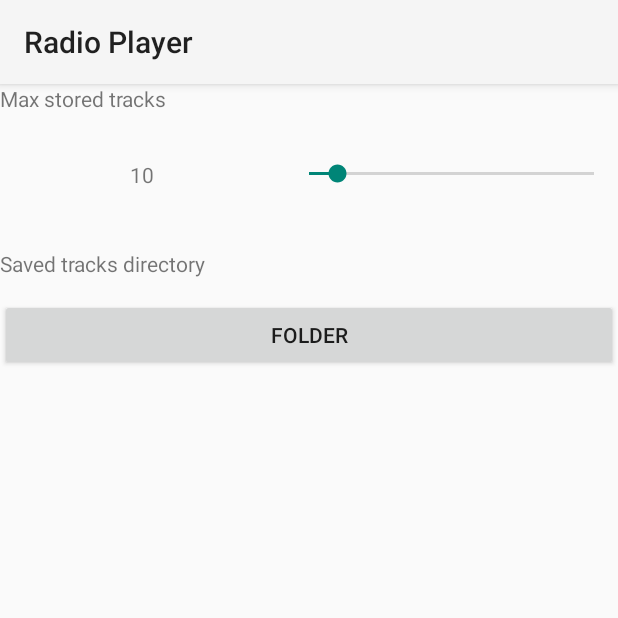
After one commit to moevm/adfmp1h22-player, an Android app: the SettingsActivity screen opened directly, with no data from a screen before it, on a phone screen of 412 x 824 dp, the top half of it. The commit adds this screen. Run offline under Robolectric (Android 15) with nearby library versions, the phone set to English and light mode, and no system bars.

Commit message:
Only SettingsActivity

```diff
--- a/app/build.gradle
+++ b/app/build.gradle
@@ -1,6 +1,7 @@
 plugins {
     id 'com.android.application'
     id 'org.jetbrains.kotlin.android'
+    id 'kotlin-android-extensions'
 }
 
 android {
--- /dev/null
+++ b/app/src/main/java/com/github/moevm/adfmp1h22_player/SettingsActivity.kt
@@ -0,0 +1,100 @@
+package com.github.moevm.adfmp1h22_player
+
+import android.Manifest
+import android.content.Context
+import android.content.Intent
+import android.content.SharedPreferences
+import android.content.pm.PackageManager
+import android.os.Build
+import android.os.Bundle
+import android.util.Log
+import android.widget.SeekBar
+import androidx.appcompat.app.AppCompatActivity
+import androidx.core.app.ActivityCompat
+import kotlinx.android.synthetic.main.activity_settings.*
+
+
+class SettingsActivity : AppCompatActivity() {
+
+    fun isStoragePermissionGranted(): Boolean {
+        if (Build.VERSION.SDK_INT >= Build.VERSION_CODES.M) {
+            if (checkSelfPermission(Manifest.permission.WRITE_EXTERNAL_STORAGE) == PackageManager.PERMISSION_GRANTED){
+                return true
+            } else {
+                Log.d("TAG", "Permission is revoked")
+                ActivityCompat.requestPermissions(this, arrayOf(Manifest.permission.WRITE_EXTERNAL_STORAGE), 1)
+                return false
+            }
+        } else return true
+    }
+
+
+
+
+    var pref : SharedPreferences? = null
+
+    override fun onCreate(savedInstanceState: Bundle?) {
+        super.onCreate(savedInstanceState)
+        setContentView(R.layout.activity_settings)
+
+        pref = getSharedPreferences("Table", Context.MODE_PRIVATE)
+        val countTracks = pref?.getInt("progress", 10)!!
+        val folder = pref?.getString("folder", "Folder")!!
+        button.setText(folder)
+
+        seekBar.progress = countTracks
+        progressSeekBar.text = seekBar.progress.toString()
+        seekBar.setOnSeekBarChangeListener(object : SeekBar.OnSeekBarChangeListener{
+            override fun onProgressChanged(p0: SeekBar?, p1: Int, p2: Boolean) {
+                progressSeekBar.text = p0?.progress.toString()
+                pref?.edit()?.putInt("progress", p0?.progress.toString().toInt())?.apply()
+            }
+
+            override fun onStartTrackingTouch(p0: SeekBar?) {
+            }
+
+            override fun onStopTrackingTouch(p0: SeekBar?) {
+            }
+
+        })
+
+        button.setOnClickListener {
+            if(isStoragePermissionGranted()){
+                Log.d("TAG", "OPEN FILES MANAGER")
+                var intent = Intent(Intent.ACTION_OPEN_DOCUMENT_TREE)
+                startActivityForResult(intent, 1)
+            }
+        }
+
+    }
+
+    override fun onRequestPermissionsResult(
+        requestCode: Int,
+        permissions: Array<out String>,
+        grantResults: IntArray
+    ) {
+        super.onRequestPermissionsResult(requestCode, permissions, grantResults)
+
+        when(requestCode){
+            1 -> {
+                if(grantResults.size > 0 && grantResults[0] == PackageManager.PERMISSION_GRANTED){
+                    button.callOnClick()
+                }
+            }
+        }
+    }
+
+    override fun onActivityResult(requestCode: Int, resultCode: Int, data: Intent?) {
+        super.onActivityResult(requestCode, resultCode, data)
+
+        when(requestCode){
+            1 -> {
+                if(data == null) return
+                // Пока так. Пока не получилось нормально имя папки достать из пути
+                var name = data.data.toString()
+                pref?.edit()?.putString("folder", name)?.apply()
+                button.setText(name)
+            }
+        }
+    }
+}
--- /dev/null
+++ b/app/src/main/res/layout/activity_settings.xml
@@ -0,0 +1,65 @@
+<?xml version="1.0" encoding="utf-8"?>
+<androidx.constraintlayout.widget.ConstraintLayout xmlns:android="http://schemas.android.com/apk/res/android"
+    xmlns:app="http://schemas.android.com/apk/res-auto"
+    xmlns:tools="http://schemas.android.com/tools"
+    android:layout_width="match_parent"
+    android:layout_height="match_parent"
+    tools:context=".SettingsActivity">
+
+    <LinearLayout
+        android:layout_width="match_parent"
+        android:layout_height="match_parent"
+        android:orientation="vertical">
+
+        <TextView
+            android:id="@+id/maxTracks"
+            android:layout_width="match_parent"
+            android:layout_height="wrap_content"
+            android:text="@string/maxTracks" />
+
+        <Space
+            android:layout_width="match_parent"
+            android:layout_height="31dp" />
+
+        <LinearLayout
+            android:layout_width="match_parent"
+            android:layout_height="wrap_content"
+            android:orientation="horizontal">
+
+            <TextView
+                android:id="@+id/progressSeekBar"
+                android:layout_width="wrap_content"
+                android:layout_height="wrap_content"
+                android:layout_weight="1"
+                android:gravity="center" />
+
+            <SeekBar
+                android:id="@+id/seekBar"
+                android:layout_width="wrap_content"
+                android:layout_height="wrap_content"
+                android:layout_weight="1"
+                android:max="100"
+                android:min="0" />
+        </LinearLayout>
+
+        <Space
+            android:layout_width="match_parent"
+            android:layout_height="40dp" />
+
+        <TextView
+            android:id="@+id/saveTracks"
+            android:layout_width="match_parent"
+            android:layout_height="wrap_content"
+            android:text="@string/saveTracks" />
+
+        <Space
+            android:layout_width="match_parent"
+            android:layout_height="14dp" />
+
+        <Button
+            android:id="@+id/button"
+            android:layout_width="match_parent"
+            android:layout_height="wrap_content"
+            android:text="Button" />
+    </LinearLayout>
+</androidx.constraintlayout.widget.ConstraintLayout>
--- a/app/src/main/res/values/strings.xml
+++ b/app/src/main/res/values/strings.xml
@@ -1,3 +1,5 @@
 <resources>
     <string name="app_name">Radio Player</string>
+    <string name="maxTracks">Max stored tracks</string>
+    <string name="saveTracks">Saved tracks directory</string>
 </resources>
```
Also changed, not shown: app/src/main/AndroidManifest.xml (+9 -0 lines), app/src/main/java/com/github/moevm/adfmp1h22_player/MainActivity.kt (+12 -0 lines), app/src/main/java/com/github/moevm/adfmp1h22_player/SaveTracksActivity.kt (added, +14 -0 lines), app/src/main/res/layout/activity_main.xml (+21 -0 lines), app/src/main/res/layout/activity_save_tracks.xml (added, +9 -0 lines).
